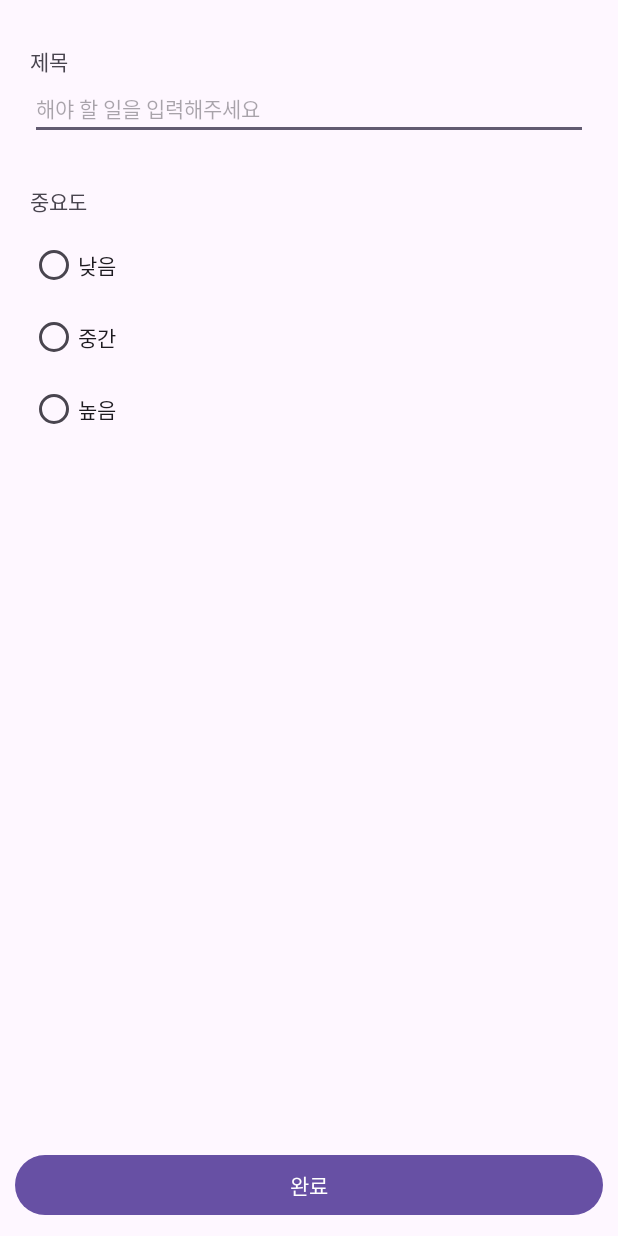
After one commit to Seoin-A/TodoList, an Android app: the AddTodoActivity screen opened directly, with no data from a screen before it, on a phone screen of 412 x 824 dp. The commit adds this screen. Run offline under Robolectric (Android 15) with nearby library versions, the phone set to English and light mode, and no system bars.

Commit message:
- string.xml 추가 - activity_main.xml 추가 - activity_add_todo.xml 수정

```diff
--- a/app/src/main/AndroidManifest.xml
+++ b/app/src/main/AndroidManifest.xml
@@ -13,6 +13,9 @@
         android:theme="@style/Theme.TodoList"
         tools:targetApi="31">
         <activity
+            android:name=".AddTodoActivity"
+            android:exported="false" />
+        <activity
             android:name=".MainActivity"
             android:exported="true">
             <intent-filter>
--- /dev/null
+++ b/app/src/main/java/com/example/todolist/AddTodoActivity.kt
@@ -0,0 +1,11 @@
+package com.example.todolist
+
+import androidx.appcompat.app.AppCompatActivity
+import android.os.Bundle
+
+class AddTodoActivity : AppCompatActivity() {
+    override fun onCreate(savedInstanceState: Bundle?) {
+        super.onCreate(savedInstanceState)
+        setContentView(R.layout.activity_add_todo)
+    }
+}
--- /dev/null
+++ b/app/src/main/res/layout/activity_add_todo.xml
@@ -0,0 +1,81 @@
+<?xml version="1.0" encoding="utf-8"?>
+<androidx.constraintlayout.widget.ConstraintLayout xmlns:android="http://schemas.android.com/apk/res/android"
+    xmlns:app="http://schemas.android.com/apk/res-auto"
+    xmlns:tools="http://schemas.android.com/tools"
+    android:layout_width="match_parent"
+    android:layout_height="match_parent"
+    tools:context=".AddTodoActivity">
+
+    <TextView
+        android:id="@+id/tv_title"
+        android:layout_width="wrap_content"
+        android:layout_height="wrap_content"
+        android:text="@string/title"
+        app:layout_constraintStart_toStartOf="parent"
+        app:layout_constraintTop_toTopOf="parent"
+        android:layout_marginStart="20dp"
+        android:layout_marginTop="30dp"
+        />
+
+    <EditText
+        android:id="@+id/edt_title"
+        android:layout_width="match_parent"
+        android:layout_height="wrap_content"
+        app:layout_constraintTop_toBottomOf="@+id/tv_title"
+        android:layout_marginHorizontal="20dp"
+        android:hint="@string/hint_title"
+        android:textSize="14sp"
+        />
+    <!--marginHorizontal : start && end maring-->
+
+    <TextView
+        android:id="@+id/tv_importance"
+        android:layout_width="wrap_content"
+        android:layout_height="wrap_content"
+        android:text="@string/importance"
+        app:layout_constraintTop_toBottomOf="@id/edt_title"
+        app:layout_constraintStart_toStartOf="parent"
+        android:layout_marginStart="20dp"
+        android:layout_marginTop="30dp"
+        />
+
+    <RadioGroup
+        android:id="@+id/radio_group"
+        android:layout_width="match_parent"
+        android:layout_height="wrap_content"
+        app:layout_constraintStart_toStartOf="parent"
+        app:layout_constraintTop_toBottomOf="@id/tv_importance"
+        android:layout_marginStart="20dp"
+        android:layout_marginTop="8dp">
+
+        <RadioButton
+            android:id="@+id/radio_low"
+            android:text="@string/importance_low"
+            android:layout_width="wrap_content"
+            android:layout_height="wrap_content"/>
+
+        <RadioButton
+            android:id="@+id/radio_midlle"
+            android:text="@string/importance_middle"
+            android:layout_width="wrap_content"
+            android:layout_height="wrap_content"/>
+
+        <RadioButton
+            android:id="@+id/radio_high"
+            android:text="@string/importance_high"
+            android:layout_width="wrap_content"
+            android:layout_height="wrap_content"/>
+    </RadioGroup>
+
+    <Button
+        android:id="@+id/btn_complete"
+        android:layout_width="match_parent"
+        android:layout_height="wrap_content"
+        android:text="@string/completion"
+        android:layout_margin="10dp"
+        app:layout_constraintBottom_toBottomOf="parent"
+        />
+
+
+
+</androidx.constraintlayout.widget.ConstraintLayout>
--- a/app/src/main/res/layout/activity_main.xml
+++ b/app/src/main/res/layout/activity_main.xml
@@ -6,13 +6,22 @@
     android:layout_height="match_parent"
     tools:context=".MainActivity">
 
-    <TextView
-        android:layout_width="wrap_content"
+    <androidx.recyclerview.widget.RecyclerView
+        android:id="@+id/recyclerview"
+        android:layout_width="match_parent"
+        android:layout_height="0dp"
+        app:layout_constraintTop_toTopOf="parent"
+        app:layout_constraintBottom_toTopOf="@+id/btn_add_todo"
+        />
+
+
+    <Button
+        android:id="@+id/btn_add_todo"
+        android:layout_width="match_parent"
         android:layout_height="wrap_content"
-        android:text="Hello World!"
+        android:text="@string/btn_add_todo"
+        android:layout_margin="10dp"
         app:layout_constraintBottom_toBottomOf="parent"
-        app:layout_constraintEnd_toEndOf="parent"
-        app:layout_constraintStart_toStartOf="parent"
-        app:layout_constraintTop_toTopOf="parent" />
+        />
 
 </androidx.constraintlayout.widget.ConstraintLayout>
--- a/app/src/main/res/values/strings.xml
+++ b/app/src/main/res/values/strings.xml
@@ -1,3 +1,13 @@
 <resources>
     <string name="app_name">TodoList</string>
+    <string name="btn_add_todo">할 일 추가하기</string>
+
+    <!-- AddTodoActivity text-->
+    <string name="title"> 제목 </string>
+    <string name="hint_title">해야 할 일을 입력해주세요</string>
+    <string name="importance">중요도</string>
+    <string name="importance_low">낮음</string>
+    <string name="importance_middle">중간</string>
+    <string name="importance_high">높음</string>
+    <string name="completion">완료</string>
 </resources>
```
